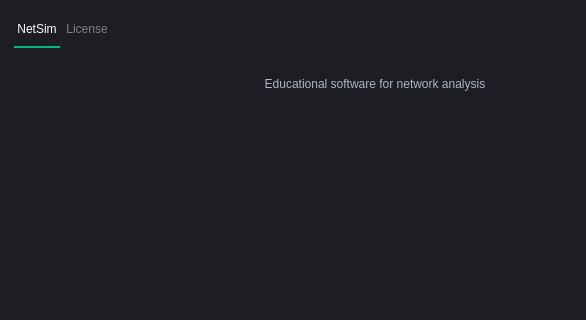
Above: src/views/dialogs/about_dialog.ui from Filan-glitch/NetSim before the change; both pictures show x 0 to 586 and y 0 to 320 of the 750 by 500 pixel window. Below: the same form after it.
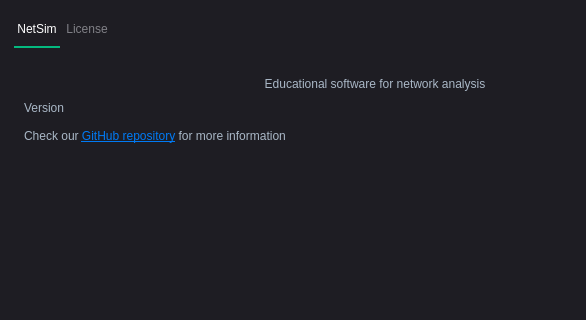
That is the form after the change. Icons and pictures are not drawn.

```diff
--- a/src/views/dialogs/about_dialog.ui
+++ b/src/views/dialogs/about_dialog.ui
@@ -452,7 +452,7 @@
           <widget class="QLabel" name="logo_label">
            <property name="maximumSize">
             <size>
-             <width>150</width>
+             <width>140</width>
              <height>150</height>
             </size>
            </property>
@@ -494,7 +494,24 @@
           <number>0</number>
          </property>
          <property name="markdown">
-          <string/>
+          <string>Version 
+
+Check our [GitHub repository](https://github.com/Filan-glitch/NetSim) for more
+information
+
+</string>
+         </property>
+         <property name="html">
+          <string>&lt;!DOCTYPE HTML PUBLIC &quot;-//W3C//DTD HTML 4.0//EN&quot; &quot;http://www.w3.org/TR/REC-html40/strict.dtd&quot;&gt;
+&lt;html&gt;&lt;head&gt;&lt;meta name=&quot;qrichtext&quot; content=&quot;1&quot; /&gt;&lt;meta charset=&quot;utf-8&quot; /&gt;&lt;style type=&quot;text/css&quot;&gt;
+p, li { white-space: pre-wrap; }
+hr { height: 1px; border-width: 0; }
+li.unchecked::marker { content: &quot;\2610&quot;; }
+li.checked::marker { content: &quot;\2612&quot;; }
+&lt;/style&gt;&lt;/head&gt;&lt;body style=&quot; font-family:'Segoe UI'; font-size:9pt; font-weight:400; font-style:normal;&quot;&gt;
+&lt;p style=&quot; margin-top:0px; margin-bottom:0px; margin-left:0px; margin-right:0px; -qt-block-indent:0; text-indent:0px;&quot;&gt;Version &lt;/p&gt;
+&lt;p style=&quot;-qt-paragraph-type:empty; margin-top:0px; margin-bottom:0px; margin-left:0px; margin-right:0px; -qt-block-indent:0; text-indent:0px;&quot;&gt;&lt;br /&gt;&lt;/p&gt;
+&lt;p style=&quot; margin-top:0px; margin-bottom:0px; margin-left:0px; margin-right:0px; -qt-block-indent:0; text-indent:0px;&quot;&gt;Check our &lt;a href=&quot;https://github.com/Filan-glitch/NetSim&quot;&gt;&lt;span style=&quot; text-decoration: underline; color:#007af4;&quot;&gt;GitHub repository&lt;/span&gt;&lt;/a&gt; for more information&lt;/p&gt;&lt;/body&gt;&lt;/html&gt;</string>
          </property>
         </widget>
        </item>
```
